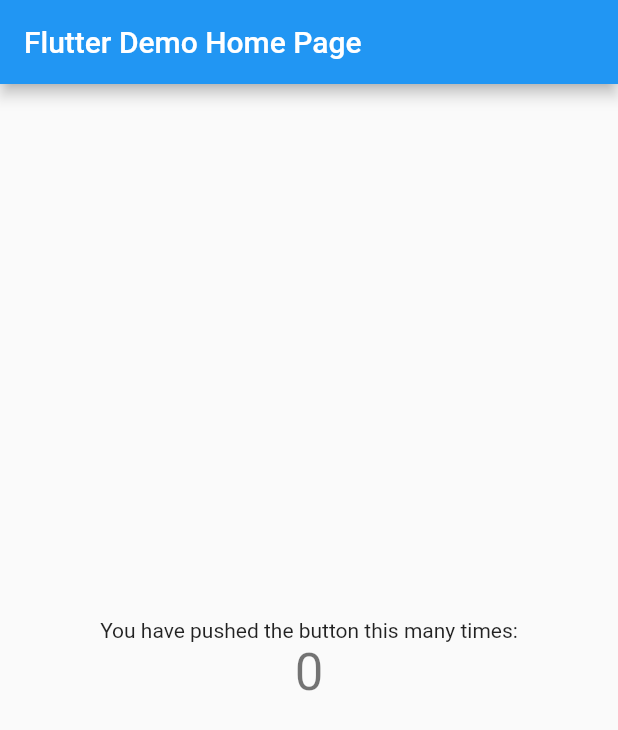
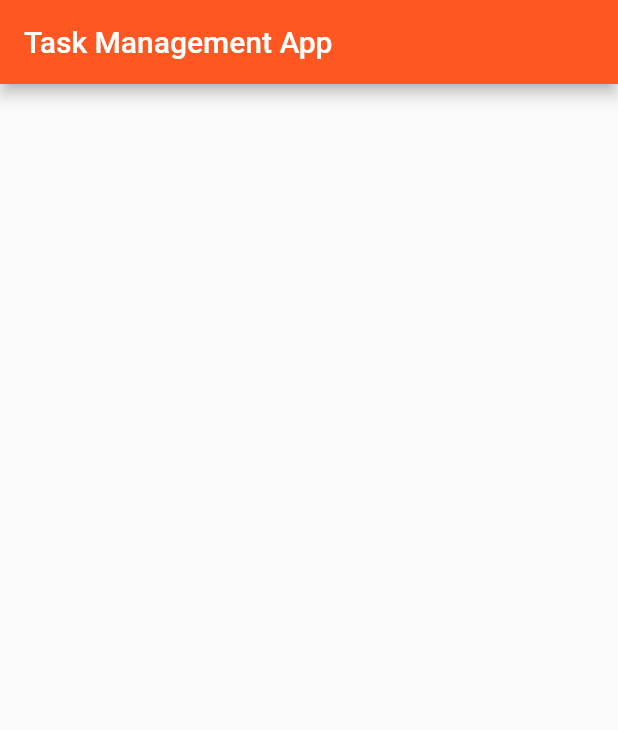
Before and after one commit to Aryan95614/projectManagement, a Flutter app: the screen it shows after launch, on a phone screen of 412 x 824 dp. Shown: the top 730 px of the screen. Run offline on Flutter 3.47's test engine with Material 2 defaults, Android fonts, the phone set to English and light mode, and no system bars.

Commit message:
Added some basic files that are needed

```diff
--- /dev/null
+++ b/lib/Data/constants.dart
@@ -0,0 +1,11 @@
+
+
+
+const Map<String, dynamic> constants = {
+  // main.dart values
+  "titleOnPage" : "Task Management App",
+
+
+  //commands
+  "purge" : "Clear"
+};
--- a/lib/main.dart
+++ b/lib/main.dart
@@ -1,4 +1,5 @@
 import 'package:flutter/material.dart';
+import 'Data/constants.dart';
 
 void main() {
   runApp(const MyApp());
@@ -13,33 +14,15 @@ class MyApp extends StatelessWidget {
     return MaterialApp(
       title: 'Flutter Demo',
       theme: ThemeData(
-        // This is the theme of your application.
-        //
-        // Try running your application with "flutter run". You'll see the
-        // application has a blue toolbar. Then, without quitting the app, try
-        // changing the primarySwatch below to Colors.green and then invoke
-        // "hot reload" (press "r" in the console where you ran "flutter run",
-        // or simply save your changes to "hot reload" in a Flutter IDE).
-        // Notice that the counter didn't reset back to zero; the application
-        // is not restarted.
-        primarySwatch: Colors.blue,
+        primarySwatch: Colors.deepOrange,
       ),
-      home: const MyHomePage(title: 'Flutter Demo Home Page'),
+      home: MyHomePage(title: constants["titleOnPage"]),
     );
   }
 }
 
 class MyHomePage extends StatefulWidget {
   const MyHomePage({super.key, required this.title});
-
-  // This widget is the home page of your application. It is stateful, meaning
-  // that it has a State object (defined below) that contains fields that affect
-  // how it looks.
-
-  // This class is the configuration for the state. It holds the values (in this
-  // case the title) provided by the parent (in this case the App widget) and
-  // used by the build method of the State. Fields in a Widget subclass are
-  // always marked "final".
 
   final String title;
 
@@ -48,14 +31,7 @@ class MyHomePage extends StatefulWidget {
 }
 
 class _MyHomePageState extends State<MyHomePage> {
-  int _counter = 0;
 
-  void _incrementCounter() {
-    setState(() {
-
-      _counter++;
-    });
-  }
 
   @override
   Widget build(BuildContext context) {
@@ -68,18 +44,12 @@ class _MyHomePageState extends State<MyHomePage> {
         child: Column(
 
           mainAxisAlignment: MainAxisAlignment.center,
-          children: <Widget>[
-            const Text(
-              'You have pushed the button this many times:',
-            ),
-            Text(
-              '$_counter',
-              style: Theme.of(context).textTheme.headlineMedium,
-            ),
-          ],
+          children: [
+
+          ]
         ),
       ),
-      // This trailing comma makes auto-formatting nicer for build methods.
+
     );
   }
 }
```
Also changed, not shown: lib/Data/data.dart (added, +29 -0 lines), lib/Widgets/BottomNav.dart (added, +24 -0 lines).
